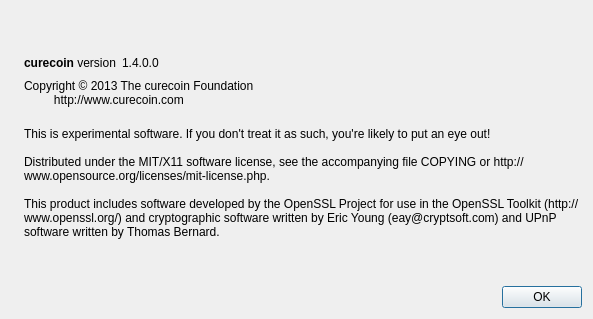
Above: src/qt/forms/aboutdialog.ui from cygnusxi/CurecoinSource before the change. Below: the same form after it.
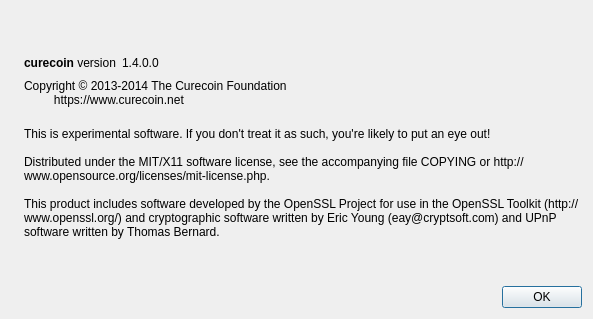
That is the form after the change. Icons and pictures are not drawn.

What changed in the file:
```diff
--- a/src/qt/forms/aboutdialog.ui
+++ b/src/qt/forms/aboutdialog.ui
@@ -91,8 +91,8 @@
         <cursorShape>IBeamCursor</cursorShape>
        </property>
        <property name="text">
-        <string>Copyright © 2013 The curecoin Foundation
-         http://www.curecoin.com</string>
+        <string>Copyright © 2013-2014 The Curecoin Foundation
+         https://www.curecoin.net</string>
        </property>
        <property name="textInteractionFlags">
         <set>Qt::LinksAccessibleByMouse|Qt::TextSelectableByKeyboard|Qt::TextSelectableByMouse</set>
```
